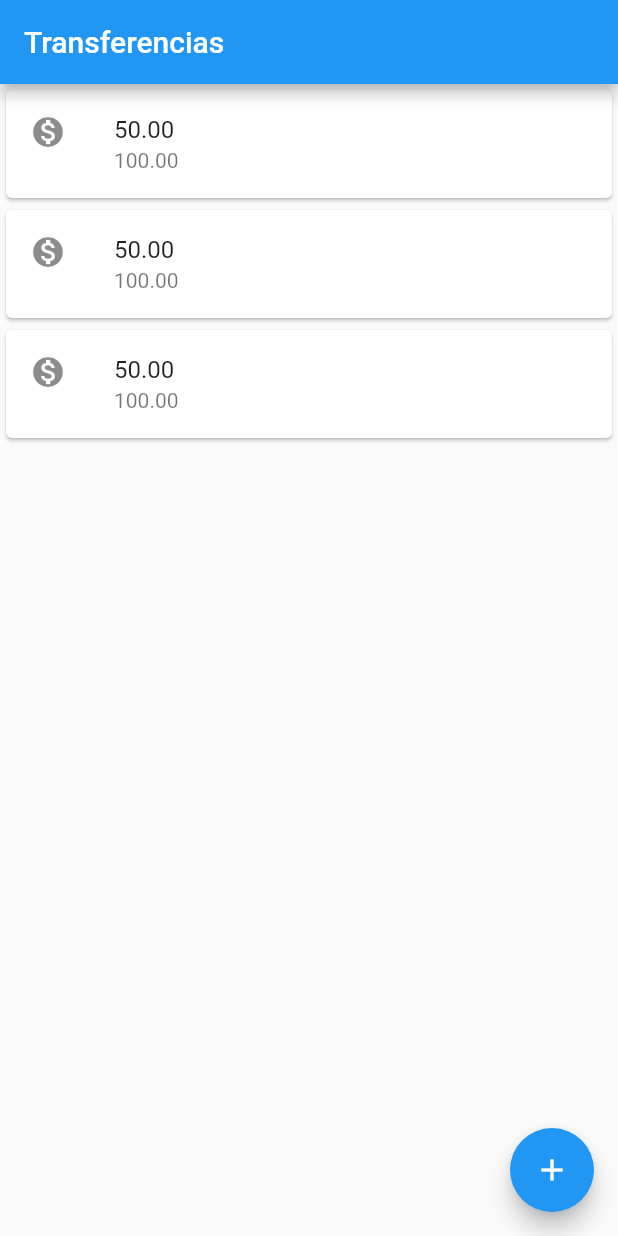
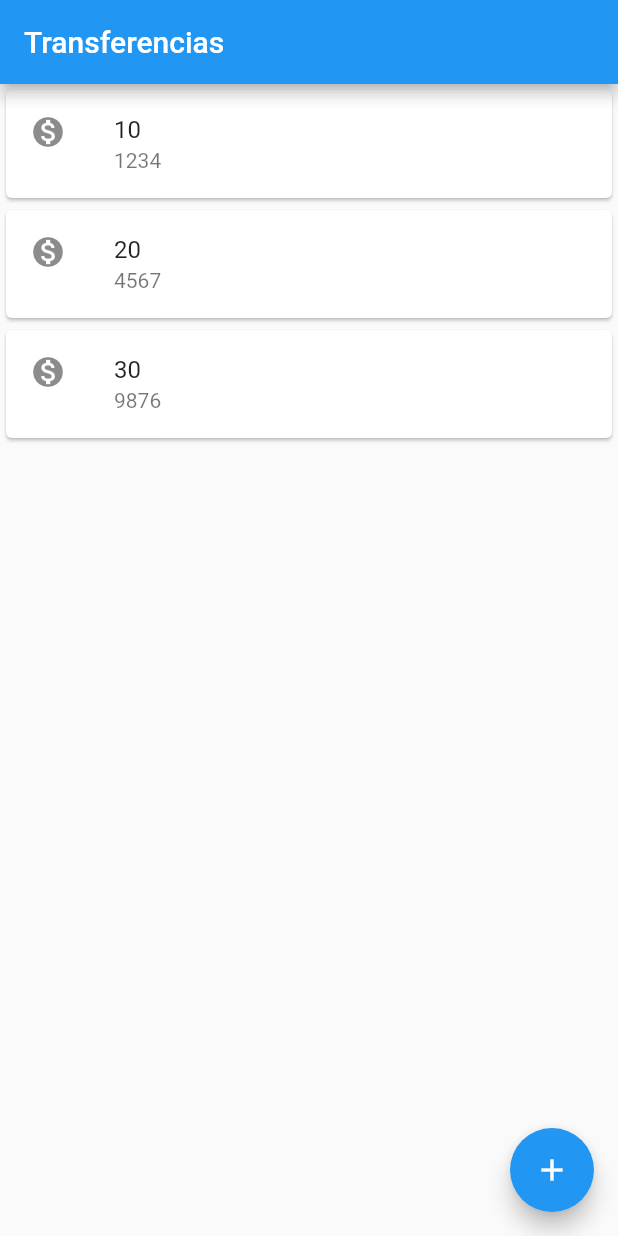
Before and after one commit to cesaralcancio/flutter_bytebank, a Flutter app: the screen it shows after launch, on a phone screen of 412 x 824 dp. Run offline on Flutter 3.47's test engine with Material 2 defaults, Android fonts, the light colour scheme and no system bars.

Commit message:
Add constructor for the item transferencia

```diff
--- a/lib/main.dart
+++ b/lib/main.dart
@@ -16,22 +16,27 @@ class ListaTransferencia extends StatelessWidget {
   Widget build(BuildContext context) {
     return Column(
       children: [
-        ItemTransferencia(),
-        ItemTransferencia(),
-        ItemTransferencia(),
+        ItemTransferencia('10', '1234'),
+        ItemTransferencia('20', '4567'),
+        ItemTransferencia('30', '9876'),
       ],
     );
   }
 }
 
 class ItemTransferencia extends StatelessWidget {
+  final String valor;
+  final String numeroConta;
+
+  ItemTransferencia(this.valor, this.numeroConta);
+
   @override
   Widget build(BuildContext context) {
     return Card(
       child: ListTile(
         leading: Icon(Icons.monetization_on),
-        title: Text('50.00'),
-        subtitle: Text('100.00'),
+        title: Text(valor),
+        subtitle: Text(numeroConta),
       ),
     );
   }
```
